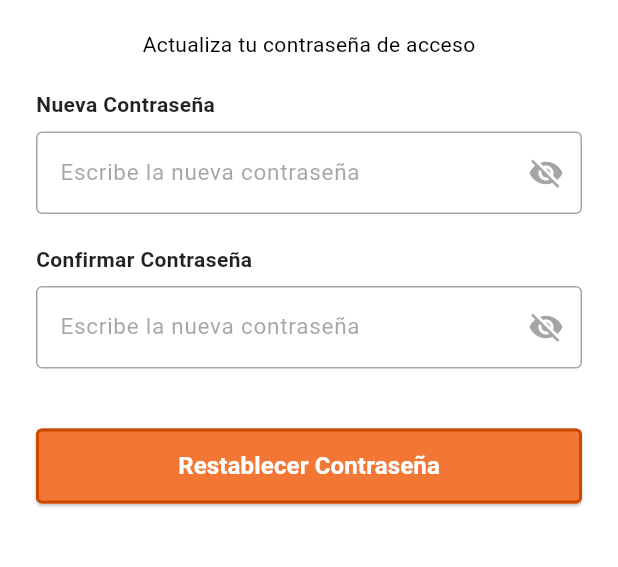
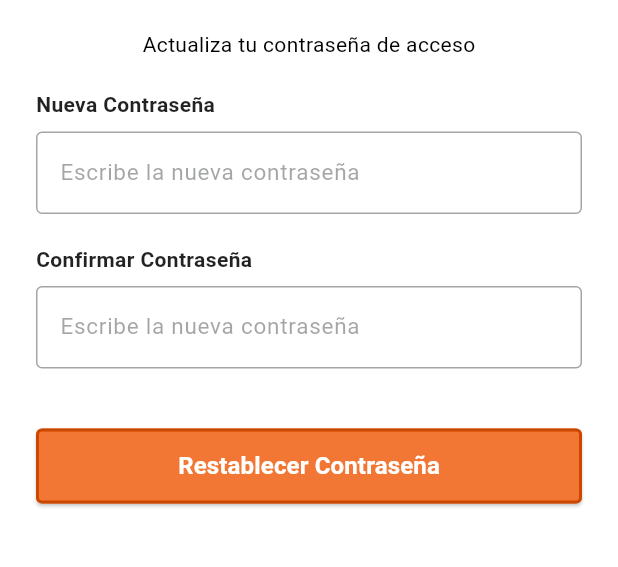
Before and after one commit to john-salcedo-infinity/lorry_mobile_app, a Flutter app: the ChangePass screen opened by its route, on a phone screen of 412 x 824 dp, the part 446-1013 px from its top. Run offline on Flutter 3.47's test engine with Material 3 defaults, Android fonts, the phone set to English and light mode, and no system bars; our stand-ins replace camera, dotted_border, flutter_riverpod, flutter_svg, go_router, google_fonts and 5 more; accounts and stored records are empty; generated files the repository leaves out were written again; Roboto replaces fonts that are missing (Poppins); project files that could hold a hidden picture were left out.

Commit message:
Add loading indicator and improve password field visibility handling

```diff
--- a/lib/screens/app/changePass/ChangePass.dart
+++ b/lib/screens/app/changePass/ChangePass.dart
@@ -6,6 +6,7 @@ import 'package:app_lorry/widgets/buttons/CustomButton.dart';
 import 'package:flutter/material.dart';
 import 'package:flutter_riverpod/flutter_riverpod.dart';
 import 'package:flutter_svg/svg.dart';
+import 'package:loading_indicator/loading_indicator.dart';
 
 class ChangePass extends ConsumerStatefulWidget {
   const ChangePass({super.key});
@@ -18,8 +19,8 @@ class _ChangePassState extends ConsumerState<ChangePass> {
   final _formKey = GlobalKey<FormState>();
   final _newPasswordController = TextEditingController();
   final _confirmPasswordController = TextEditingController();
-  bool _isNewPasswordVisible = false;
-  bool _isConfirmPasswordVisible = false;
+  // bool _isNewPasswordVisible = false;
+  // bool _isConfirmPasswordVisible = false;
 
   @override
   void dispose() {
@@ -37,9 +38,9 @@ class _ChangePassState extends ConsumerState<ChangePass> {
       }
 
       try {
-
-        ref.read(changePasswordLoadingProviderProvider.notifier).changeLoading(true);
-
+        ref
+            .read(changePasswordLoadingProviderProvider.notifier)
+            .changeLoading(true);
 
         final response = await ref.read(changePasswordServiceProvider(
           _newPasswordController.text,
@@ -47,7 +48,9 @@ class _ChangePassState extends ConsumerState<ChangePass> {
         ).future);
 
         // Ocultar loading
-        ref.read(changePasswordLoadingProviderProvider.notifier).changeLoading(false);
+        ref
+            .read(changePasswordLoadingProviderProvider.notifier)
+            .changeLoading(false);
 
         if (response.success == true) {
           ToastHelper.show_success(
@@ -74,7 +77,9 @@ class _ChangePassState extends ConsumerState<ChangePass> {
         }
       } catch (e) {
         // Ocultar loading en caso de error
-        ref.read(changePasswordLoadingProviderProvider.notifier).changeLoading(false);
+        ref
+            .read(changePasswordLoadingProviderProvider.notifier)
+            .changeLoading(false);
 
         // Mostrar mensaje de error
         ToastHelper.show_alert(
@@ -169,21 +174,21 @@ class _ChangePassState extends ConsumerState<ChangePass> {
                                 label: 'Nueva Contraseña',
                                 hint: 'Escribe la nueva contraseña',
                                 controller: _newPasswordController,
-                                obscureText: !_isNewPasswordVisible,
-                                suffixIcon: IconButton(
-                                  icon: Icon(
-                                    _isNewPasswordVisible
-                                        ? Icons.visibility
-                                        : Icons.visibility_off,
-                                    color: Apptheme.grayInput,
-                                  ),
-                                  onPressed: () {
-                                    setState(() {
-                                      _isNewPasswordVisible =
-                                          !_isNewPasswordVisible;
-                                    });
-                                  },
-                                ),
+                                obscureText: true, // Always hidden
+                                // suffixIcon: IconButton(
+                                //   icon: Icon(
+                                //     _isNewPasswordVisible
+                                //         ? Icons.visibility
+                                //         : Icons.visibility_off,
+                                //     color: Apptheme.grayInput,
+                                //   ),
+                                //   onPressed: () {
+                                //     setState(() {
+                                //       _isNewPasswordVisible =
+                                //           !_isNewPasswordVisible;
+                                //     });
+                                //   },
+                                // ),
                                 validator: (value) {
                                   if (value == null || value.isEmpty) {
                                     return 'Por favor ingresa una nueva contraseña';
@@ -206,21 +211,21 @@ class _ChangePassState extends ConsumerState<ChangePass> {
                                 label: 'Confirmar Contraseña',
                                 hint: 'Escribe la nueva contraseña',
                                 controller: _confirmPasswordController,
-                                obscureText: !_isConfirmPasswordVisible,
-                                suffixIcon: IconButton(
-                                  icon: Icon(
-                                    _isConfirmPasswordVisible
-                                        ? Icons.visibility
-                                        : Icons.visibility_off,
-                                    color: Apptheme.grayInput,
-                                  ),
-                                  onPressed: () {
-                                    setState(() {
-                                      _isConfirmPasswordVisible =
-                                          !_isConfirmPasswordVisible;
-                                    });
-                                  },
-                                ),
+                                obscureText: true, // Always hidden
+                                // suffixIcon: IconButton(
+                                //   icon: Icon(
+                                //     _isConfirmPasswordVisible
+                                //         ? Icons.visibility
+                                //         : Icons.visibility_off,
+                                //     color: Apptheme.grayInput,
+                                //   ),
+                                //   onPressed: () {
+                                //     setState(() {
+                                //       _isConfirmPasswordVisible =
+                                //           !_isConfirmPasswordVisible;
+                                //     });
+                                //   },
+                                // ),
                                 validator: (value) {
                                   if (value == null || value.isEmpty) {
                                     return 'Por favor confirma tu contraseña';
@@ -243,9 +248,10 @@ class _ChangePassState extends ConsumerState<ChangePass> {
                                     ? const SizedBox(
                                         width: 20,
                                         height: 20,
-                                        child: CircularProgressIndicator(
-                                          strokeWidth: 2,
-                                          valueColor: AlwaysStoppedAnimation<Color>(Colors.white),
+                                        child: LoadingIndicator(
+                                          indicatorType: Indicator.ballBeat,
+                                          strokeWidth: 3.0,
+                                          colors: [Colors.white],
                                         ),
                                       )
                                     : const Text(
```
